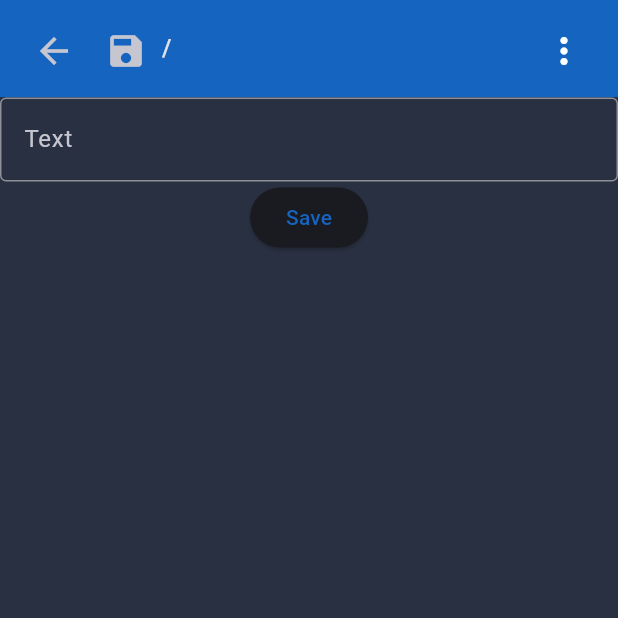
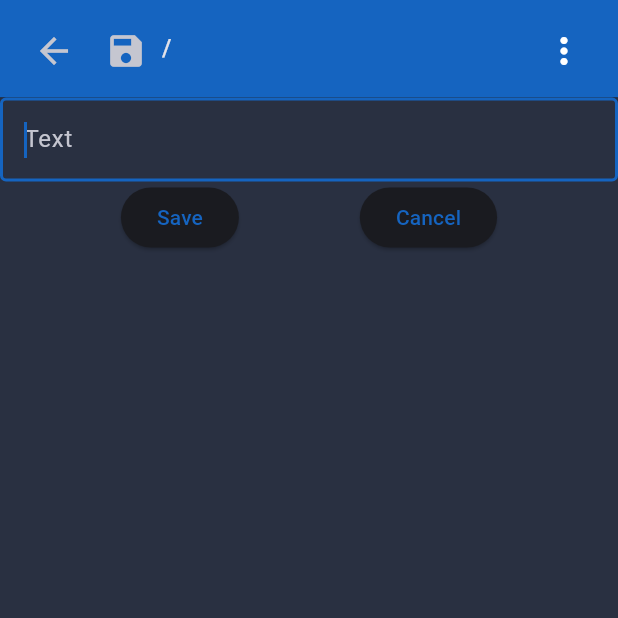
Before and after one commit to igrek51/todotree, a Flutter app: the screen it shows after launch, after a tap on the "add" icon, after a tap on "Save", after a tap on the "reorder" icon, on a phone screen of 412 x 824 dp, the top half of it. Run offline on Flutter 3.47's test engine with Material 3 defaults, Android fonts, the phone set to English and light mode, and no system bars; missing offline and left inert: window_manager.

Commit message:
Refactor node menu and editor widget, and improve tree browser UI

```diff
--- a/lib/views/components/node_menu_dialog.dart
+++ b/lib/views/components/node_menu_dialog.dart
@@ -15,6 +15,12 @@ class NodeMenuDialog extends StatelessWidget {
               Navigator.pop(context, 'remove-node');
             },
           ),
+          ListTile(
+            title: Text('Edit'),
+            onTap: () {
+              Navigator.pop(context, 'edit-node');
+            },
+          ),
         ],
       ),
     );
--- a/lib/views/editor/editor_widget.dart
+++ b/lib/views/editor/editor_widget.dart
@@ -16,16 +16,30 @@ class EditorWidget extends StatelessWidget {
       children: [
         TextField(
           controller: editorState.editTextController,
+          autofocus: true,
+          keyboardType: TextInputType.multiline,
+          maxLines: null,
           decoration: InputDecoration(
             border: OutlineInputBorder(),
             hintText: 'Text',
           ),
         ),
-        ElevatedButton(
-          onPressed: () {
-            editorController.saveNode();
-          },
-          child: const Text('Save'),
+        Row(
+          mainAxisAlignment: MainAxisAlignment.spaceEvenly,
+          children: [
+            ElevatedButton(
+              onPressed: () {
+                editorController.saveNode();
+              },
+              child: const Text('Save'),
+            ),
+            ElevatedButton(
+              onPressed: () {
+                editorController.cancelEdit();
+              },
+              child: const Text('Cancel'),
+            ),
+          ],
         ),
       ],
     );
--- a/lib/views/tree_browser/browser_widget.dart
+++ b/lib/views/tree_browser/browser_widget.dart
@@ -23,7 +23,7 @@ class BrowserWidget extends StatelessWidget {
       children: <Widget>[
         for (final (index, item) in browserState.items.indexed)
           TreeListItemWidget(
-            key: Key(item.name),
+            key: Key(identityHashCode(item).toString()),
             index: index,
             treeItem: item,
           ),
@@ -46,6 +46,47 @@ class TreeListItemWidget extends StatelessWidget {
   final int index;
   final TreeNode treeItem;
 
+  @override
+  Widget build(BuildContext context) {
+    final browserController = Provider.of<BrowserController>(context);
+
+    return Material(
+      color: Colors.transparent,
+      child: InkWell(
+        onTap: () {
+          if (treeItem.isLeaf) {
+            browserController.editNode(treeItem);
+          } else {
+            browserController.goIntoNode(treeItem);
+          }
+        },
+        child: Row(
+          children: [
+            ReorderableDragStartListener(
+              index: index,
+              child: IconButton(
+                iconSize: 30,
+                icon: const Icon(Icons.reorder, size: 26),
+                onPressed: () {
+                },
+              ),
+            ),
+            buildMiddleText(),
+            buildMoreActionButton(context),
+            buildMiddleActionButton(context),
+            IconButton(
+              iconSize: 30,
+              icon: const Icon(Icons.add, size: 26),
+              onPressed: () {
+                browserController.addNodeAt(index);
+              },
+            ),
+          ],
+        ),
+      ),
+    );
+  }
+
   Widget buildMiddleText() {
     if (treeItem.isLeaf) {
       return Expanded(
@@ -56,7 +97,10 @@ class TreeListItemWidget extends StatelessWidget {
       child: Row(
         children: [
           Expanded(
-            child: Text(treeItem.name),
+            child: Text(
+              treeItem.name,
+              style: TextStyle(fontWeight: FontWeight.bold),
+            ),
           ),
           SizedBox(width: 5),
           RoundedBadge(text: treeItem.size.toString()),
@@ -105,50 +149,6 @@ class TreeListItemWidget extends StatelessWidget {
       },
     );
   }
-
-  @override
-  Widget build(BuildContext context) {
-    final browserController = Provider.of<BrowserController>(context);
-
-    return Material(
-      color: Colors.transparent,
-      child: InkWell(
-        onTap: () {
-          if (treeItem.isLeaf) {
-            browserController.editNode(treeItem);
-          } else {
-            browserController.goIntoNode(treeItem);
-          }
-        },
-        child: Row(
-          children: [
-            ReorderableDragStartListener(
-              index: index,
-              child: IconButton(
-                iconSize: 30,
-                icon: const Icon(Icons.reorder, size: 26),
-                onPressed: () {
-                },
-              ),
-            ),
-
-            buildMiddleText(),
-
-            buildMoreActionButton(context),
-
-            buildMiddleActionButton(context),
-            IconButton(
-              iconSize: 30,
-              icon: const Icon(Icons.add, size: 26),
-              onPressed: () {
-                browserController.addNodeAt(index);
-              },
-            ),
-          ],
-        ),
-      ),
-    );
-  }
 }
 
 class PlusItemWidget extends StatelessWidget {
```
